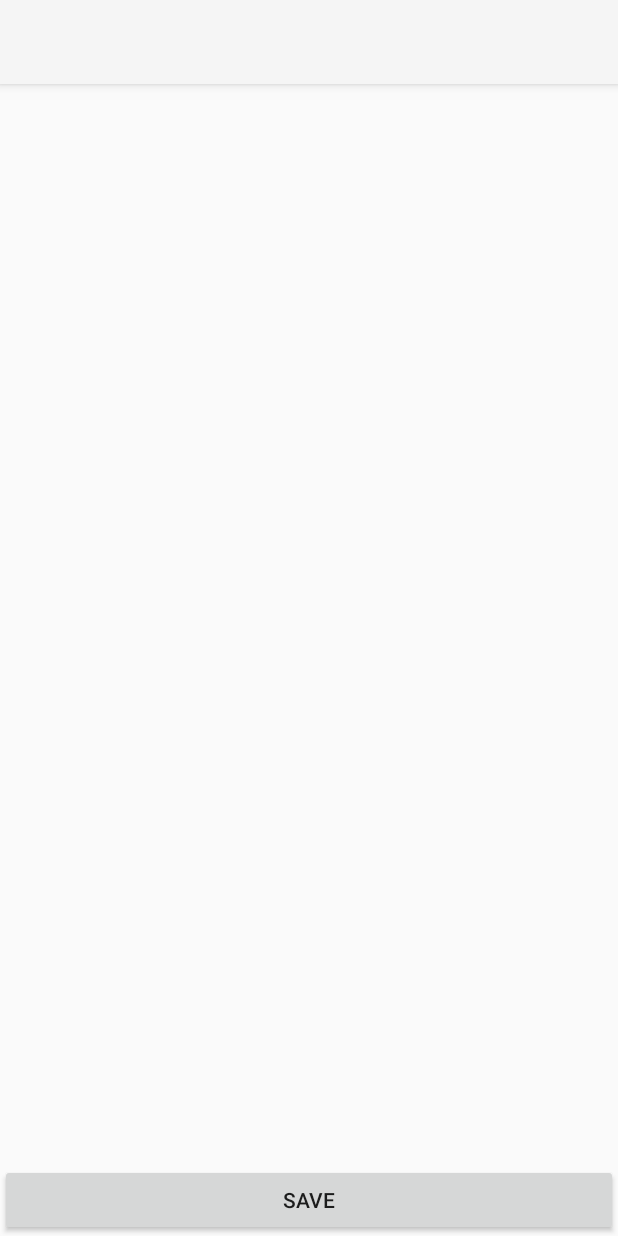
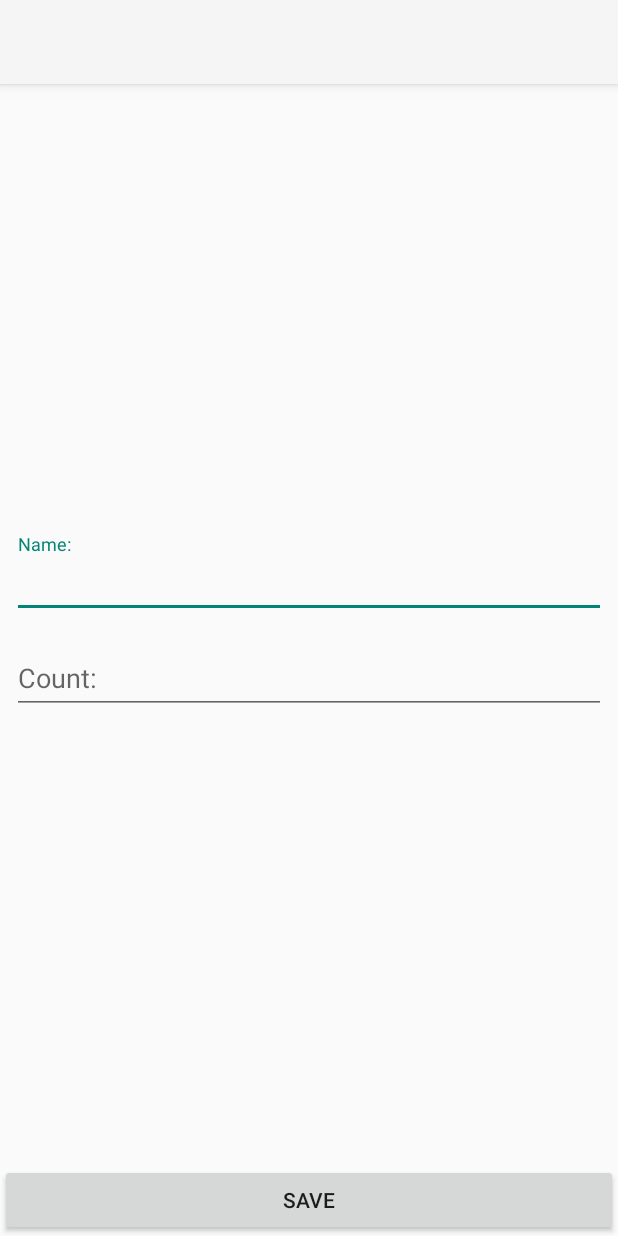
Before and after one commit to AlexanderYKuzmin/shoppingList, an Android app: the ShopItemActivity screen opened directly, with no data from a screen before it, on a phone screen of 412 x 824 dp. Run offline under Robolectric (Android 15) with nearby library versions, the phone set to English and light mode, and no system bars; 1 statement that could not run was skipped.

Commit message:
5_shop_item_new_intent

```diff
--- a/app/src/main/res/layout/activity_shop_item.xml
+++ b/app/src/main/res/layout/activity_shop_item.xml
@@ -20,7 +20,7 @@
         app:layout_constraintVertical_chainStyle="packed">
     <com.google.android.material.textfield.TextInputEditText
         android:id="@+id/et_name"
-        android:layout_width="0dp"
+        android:layout_width="match_parent"
         android:layout_height="wrap_content"
         android:hint="Name:"
         android:inputType="textCapWords"/>
@@ -39,7 +39,7 @@
         app:layout_constraintTop_toBottomOf="@id/til_name">
         <com.google.android.material.textfield.TextInputEditText
             android:id="@+id/et_count"
-            android:layout_width="0dp"
+            android:layout_width="match_parent"
             android:layout_height="wrap_content"
             android:hint="Count:"
             android:inputType="number"/>
```
Also changed, not shown: app/src/main/java/com/example/shoppinglist/presentation/MainActivity.kt (+7 -3 lines), app/src/main/java/com/example/shoppinglist/presentation/ShopItemActivity.kt (+27 -0 lines).
